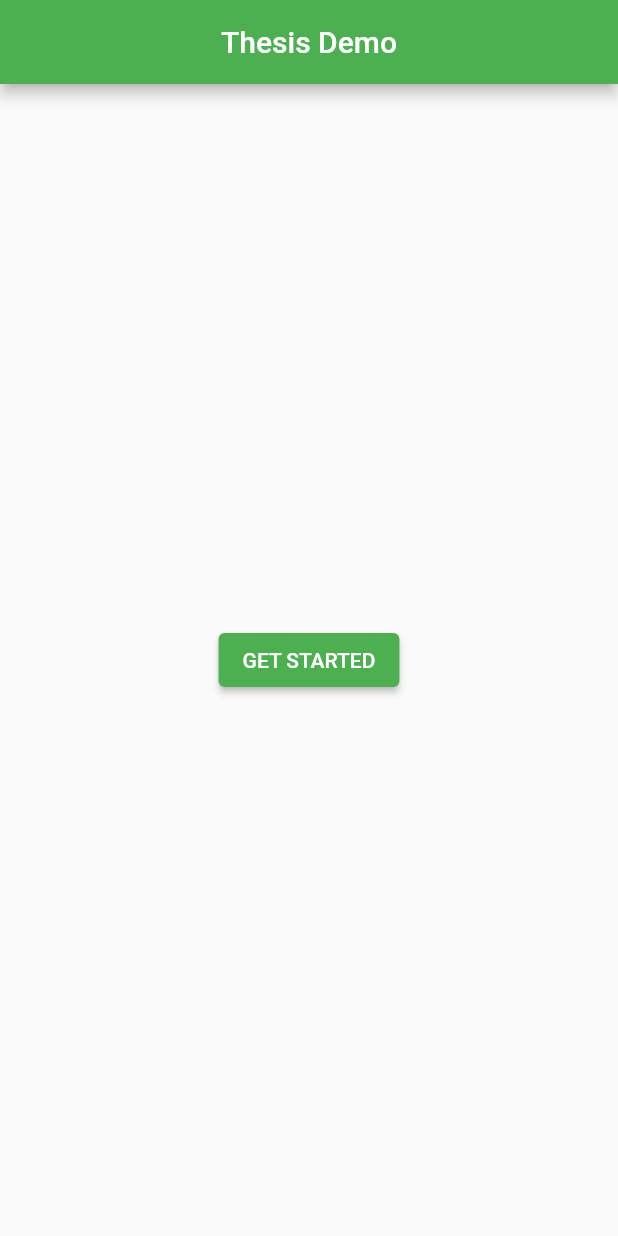
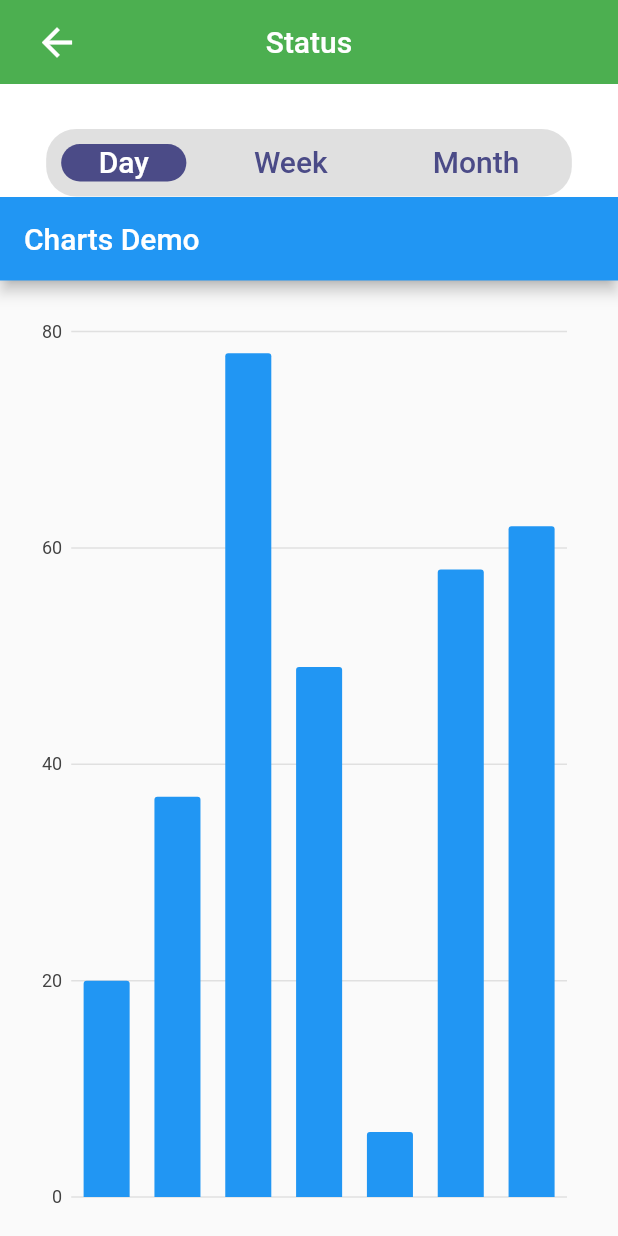
Before and after one commit to boohthai/Thesis-Grad, a Flutter app: the screen it shows after launch, on a phone screen of 412 x 824 dp. Run offline on Flutter 3.47's test engine with Material 2 defaults, Android fonts, the phone set to English and light mode, and no system bars; our stand-ins replace charts_flutter, csv, percent_indicator.

Commit message:
Creat graph report - draft

```diff
--- /dev/null
+++ b/lib/CardWidget.dart
@@ -0,0 +1,120 @@
+import 'package:flutter/material.dart';
+import 'dart:math';
+import 'package:charts_flutter/flutter.dart' as charts;
+
+class ChartsDemo extends StatefulWidget {
+  //
+  ChartsDemo() : super();
+
+  final String title = "Charts Demo";
+
+  @override
+  ChartsDemoState createState() => ChartsDemoState();
+}
+
+class ChartsDemoState extends State<ChartsDemo> {
+  //
+  late final List<charts.Series<dynamic, String>> seriesList;
+
+  static List<charts.Series<Info, String>> _createRandomData() {
+    final random = Random();
+
+    final desktopSalesData = [
+      Info('Mon', random.nextInt(100)),
+      Info('Tue', random.nextInt(100)),
+      Info('Wed', random.nextInt(100)),
+      Info('Thu', random.nextInt(100)),
+      Info('Fri', random.nextInt(100)),
+      Info('Sat', random.nextInt(100)),
+      Info('Sun', random.nextInt(100)),
+    ];
+
+    // final tabletSalesData = [
+    //   Sales('2015', random.nextInt(100)),
+    //   Sales('2016', random.nextInt(100)),
+    //   Sales('2017', random.nextInt(100)),
+    //   Sales('2018', random.nextInt(100)),
+    //   Sales('2019', random.nextInt(100)),
+    // ];
+    //
+    // final mobileSalesData = [
+    //   Sales('2015', random.nextInt(100)),
+    //   Sales('2016', random.nextInt(100)),
+    //   Sales('2017', random.nextInt(100)),
+    //   Sales('2018', random.nextInt(100)),
+    //   Sales('2019', random.nextInt(100)),
+    // ];
+
+    return [
+      charts.Series<Info, String>(
+        id: 'Insights',
+        domainFn: (Info info, _) => info.time,
+        measureFn: (Info info, _) => info.value,
+        data: desktopSalesData,
+        fillColorFn: (Info sales, _) {
+          return charts.MaterialPalette.blue.shadeDefault;
+        },
+      ),
+      // charts.Series<Sales, String>(
+      //   id: 'Sales',
+      //   domainFn: (Sales sales, _) => sales.year,
+      //   measureFn: (Sales sales, _) => sales.sales,
+      //   data: tabletSalesData,
+      //   fillColorFn: (Sales sales, _) {
+      //     return charts.MaterialPalette.green.shadeDefault;
+      //   },
+      // ),
+      // charts.Series<Sales, String>(
+      //   id: 'Sales',
+      //   domainFn: (Sales sales, _) => sales.year,
+      //   measureFn: (Sales sales, _) => sales.sales,
+      //   data: mobileSalesData,
+      //   fillColorFn: (Sales sales, _) {
+      //     return charts.MaterialPalette.teal.shadeDefault;
+      //   },
+      //)
+    ];
+  }
+
+  barChart() {
+    return charts.BarChart(
+      seriesList,
+      animate: true,
+      vertical: true,
+      barGroupingType: charts.BarGroupingType.grouped,
+      defaultRenderer: charts.BarRendererConfig(
+        groupingType: charts.BarGroupingType.grouped,
+        strokeWidthPx: 1.0,
+      ),
+      domainAxis: charts.OrdinalAxisSpec(
+        renderSpec: charts.NoneRenderSpec(),
+      ),
+    );
+  }
+
+  @override
+  void initState() {
+    super.initState();
+    seriesList = _createRandomData();
+  }
+
+  @override
+  Widget build(BuildContext context) {
+    return Scaffold(
+      appBar: AppBar(
+        title: Text(widget.title),
+      ),
+      body: Container(
+        padding: EdgeInsets.all(20.0),
+        child: barChart(),
+      ),
+    );
+  }
+}
+
+class Info {
+  final String time;
+  final int value;
+
+  Info(this.time, this.value);
+}
--- /dev/null
+++ b/lib/ResultScreenv2.dart
@@ -0,0 +1,83 @@
+import 'package:thesis_v01/main.dart';
+import 'package:flutter/material.dart';
+import 'CardWidget.dart';
+import 'package:charts_flutter/flutter.dart' as charts;
+// ignore: camel_case_types
+class Home_Screen extends StatefulWidget {
+  @override
+  _Home_ScreenState createState() => _Home_ScreenState();
+}
+
+class _Home_ScreenState extends State<Home_Screen>
+    with SingleTickerProviderStateMixin {
+  final colorstheme = Color(0xff4b4b87);
+
+  late TabController _tabController;
+
+  @override
+  void initState() {
+    _tabController = new TabController(length: 3, vsync: this, initialIndex: 0)
+      ..addListener(() {});
+    super.initState();
+  }
+
+  @override
+  Widget build(BuildContext context) {
+    return Scaffold(
+      backgroundColor: Colors.white,
+      appBar: AppBar(
+        title: Text(
+          'Status',
+        ),
+        backgroundColor: Colors.green,
+        centerTitle: true,
+        shadowColor: Colors.transparent,
+        leading: Padding(
+          padding: const EdgeInsets.only(left:15.0),
+          child: IconButton(
+            icon: Icon(
+              Icons.arrow_back,
+              size: 30,
+            ),
+            onPressed: () {},
+          ),
+        ),
+      ),
+      body: Column(
+        children: [
+          SizedBox(height: 30,),
+          Container(
+            decoration: BoxDecoration(
+                borderRadius: BorderRadius.circular(20),
+                color: Colors.grey[300]),
+            child: TabBar(
+                isScrollable: true,
+                indicatorPadding: EdgeInsets.all(10),
+                labelColor: Colors.white,
+                unselectedLabelColor: colorstheme,
+                labelStyle: TextStyle(fontSize: 20),
+                labelPadding:
+                EdgeInsets.only(left: 35, right: 35, top: 10, bottom: 10),
+                indicator: BoxDecoration(
+                    color: colorstheme,
+                    borderRadius: BorderRadius.circular(20)),
+                controller: _tabController,
+                tabs: [
+                  Text('Day'),
+                  Text('Week'),
+                  Text('Month'),
+                ]),
+          ),
+          Expanded(
+            child: TabBarView(
+                controller: _tabController, children: [
+              ChartsDemo(),
+              ChartsDemo(),
+              ChartsDemo(),
+            ]),
+          )
+        ],
+      ),
+    );
+  }
+}
--- a/lib/main.dart
+++ b/lib/main.dart
@@ -1,11 +1,12 @@
 import 'package:flutter/material.dart';
 import 'package:thesis_v01/InputSection.dart';
+import 'package:thesis_v01/ResultScreenv2.dart';
 import 'package:thesis_v01/Screen/messages/ChatScreen.dart';
 void main() {
-  runApp(const MaterialApp(
+  runApp( MaterialApp(
     title: 'Thesis Demo',
     debugShowCheckedModeBanner: false,
-    home: FirstPage(),
+    home: Home_Screen(),
   ));
 }
 
--- a/pubspec.yaml
+++ b/pubspec.yaml
@@ -34,6 +34,11 @@ dependencies:
   path_provider: ^2.0.9
   tuple: ^2.0.0
   http: ^0.13.4
+  charts_flutter:
+    git:
+      url: https://github.com/google/charts.git
+      path: charts_flutter
+  syncfusion_flutter_charts: ^19.1.54
   # permission_handler: ^9.2.0
   # file_picker: ^4.5.1
 
```
Also changed, not shown: pubspec.lock.
